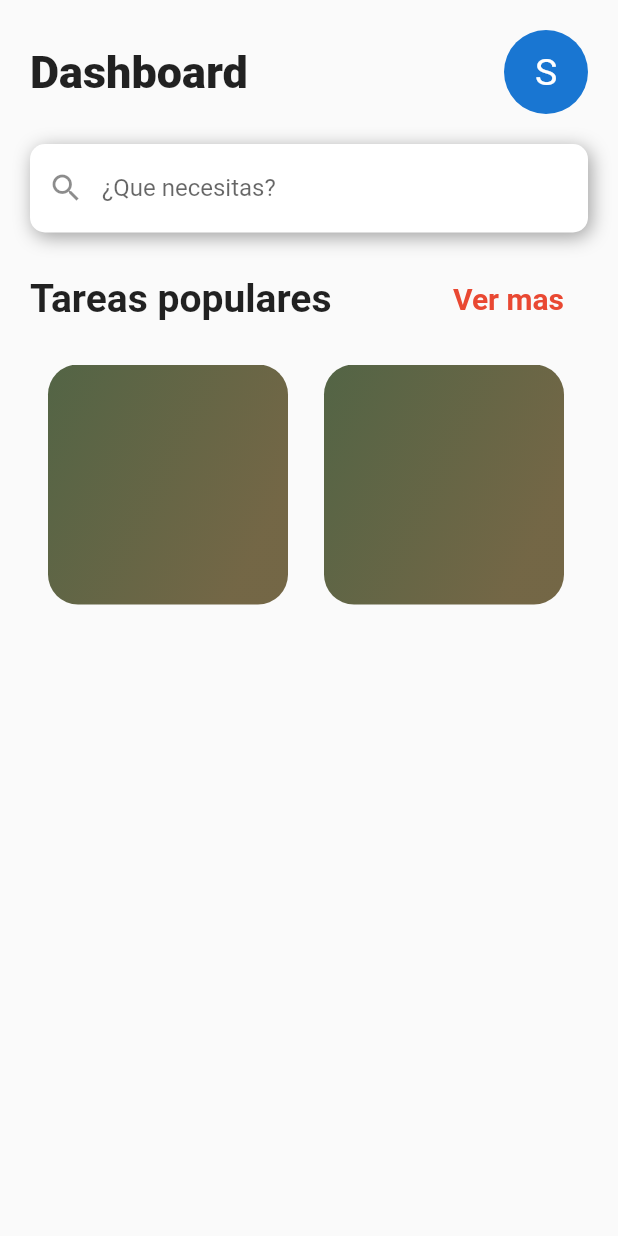
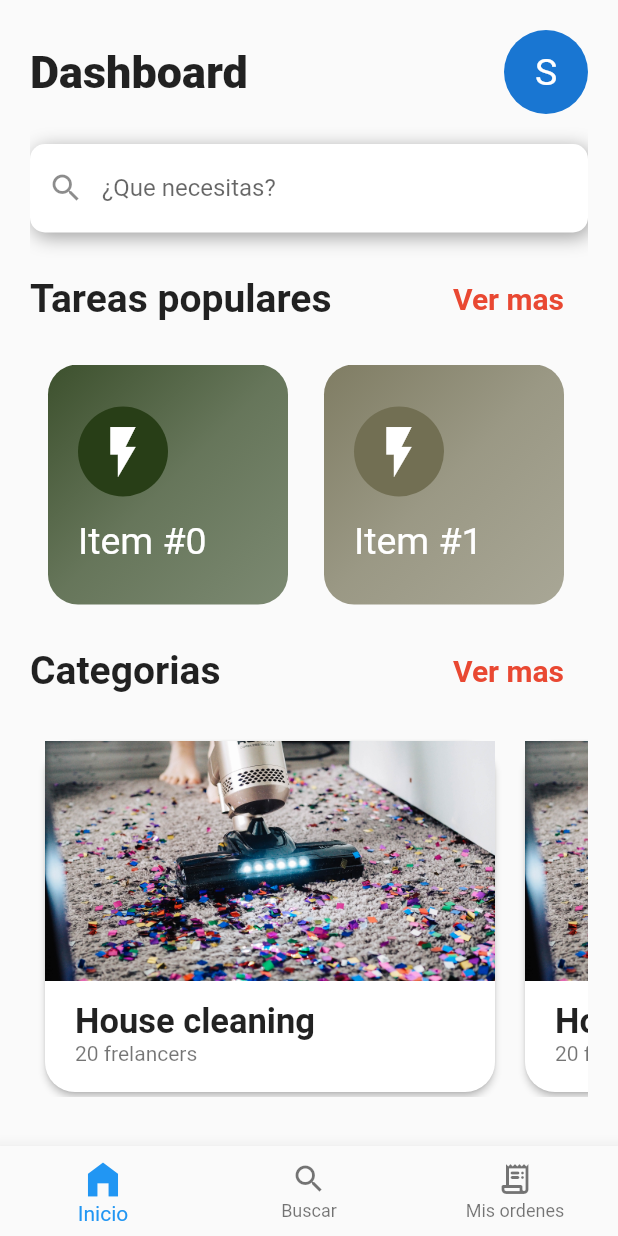
Before and after one commit to nestorsgarzonc/Data-structures-project, a Flutter app: the HomePage screen opened by its route, after a tap on "Ver mas", on a phone screen of 412 x 824 dp. Run offline on Flutter 3.47's test engine with Material 2 defaults, Android fonts, the phone set to English and light mode, and no system bars; our stand-ins replace animate_do, animated_text_kit, firebase_analytics, firebase_core, font_awesome_flutter; accounts and stored records are empty.

Commit message:
finished home page

```diff
--- a/lib/main.dart
+++ b/lib/main.dart
@@ -25,6 +25,10 @@ class MyApp extends StatelessWidget {
                 theme: ThemeData.light().copyWith(
                   primaryColor: const Color(0xFFE94832),
                   buttonColor: const Color(0xFFE94832),
+                  bottomNavigationBarTheme: const BottomNavigationBarThemeData(
+                    elevation: 10,
+                    selectedIconTheme: IconThemeData(size: 30)
+                  ),
                 ),
                 initialRoute: InitialPage.route,
                 routes: {
@@ -35,6 +39,7 @@ class MyApp extends StatelessWidget {
                 },
               )
             : const CircularProgressIndicator();
-        });
+      },
+    );
   }
 }
--- /dev/null
+++ b/lib/providers/index_homepage_provider.dart
@@ -0,0 +1,12 @@
+import 'package:flutter/material.dart';
+
+class IndexHomePage extends ChangeNotifier {
+  int _index = 0;
+
+  int get index => _index;
+
+  set index(int i) {
+    _index = i;
+    notifyListeners();
+  }
+}
--- a/lib/screens/home/home_page.dart
+++ b/lib/screens/home/home_page.dart
@@ -1,13 +1,18 @@
 import 'dart:math';
-
 import 'package:flutter/material.dart';
+import '../../widgets/categories_card_widget.dart';
+import '../../widgets/freelancer_miniphoto_widget.dart';
+import '../../widgets/popular_task_card_widget.dart';
+import '../../widgets/title_categories_widget.dart';
 
 class HomePage extends StatelessWidget {
-  static const String route = 'homePAge';
+  static const String route = 'homePage';
+  final random = Random();
 
   @override
   Widget build(BuildContext context) {
     return Scaffold(
+      bottomNavigationBar: const _CustomNavigationBarWidget(),
       body: SafeArea(
         child: Padding(
           padding: const EdgeInsets.all(20),
@@ -49,10 +54,7 @@ class HomePage extends StatelessWidget {
                 ),
               ),
               const SizedBox(height: 20),
-            TitleCategoriesWidget(
-              title: 'Tareas populares',
-              onPress: () {},
-            ),
+              TitleCategoriesWidget(title: 'Tareas populares', onPress: () {}),
               Container(
                 margin: const EdgeInsets.symmetric(vertical: 20),
                 height: 160,
@@ -60,69 +62,73 @@ class HomePage extends StatelessWidget {
                   scrollDirection: Axis.horizontal,
                   physics: const BouncingScrollPhysics(),
                   itemCount: 20,
-                itemBuilder: (context, index) {
-                  final random = Random();
-                  return Container(
-                    width: 160,
-                    margin: const EdgeInsets.symmetric(horizontal: 12),
-                    decoration: BoxDecoration(
-                      borderRadius: BorderRadius.circular(20),
-                      gradient: LinearGradient(
-                        colors: [
-                          Color.fromRGBO(
+                  itemBuilder: (context, index) => PopularTaskWidget(
+                    onTap: () {},
+                    text: 'Item #$index',
+                    color: Color.fromRGBO(
                       random.nextInt(255),
                       random.nextInt(255),
                       random.nextInt(255),
-                            random.nextDouble(),
-                          ),
-                          Color.fromRGBO(
-                            random.nextInt(255),
-                            random.nextInt(255),
-                            random.nextInt(255),
-                            random.nextDouble(),
-                          ),
-                        ],
-                        begin: Alignment.topLeft,
+                      1,
                     ),
                   ),
-                  );
-                },
+                ),
+              ),
+              TitleCategoriesWidget(title: 'Categorias', onPress: () {}),
+              Container(
+                margin: const EdgeInsets.symmetric(vertical: 20),
+                height: 240,
+                child: ListView.builder(
+                  scrollDirection: Axis.horizontal,
+                  physics: const BouncingScrollPhysics(),
+                  itemCount: 20,
+                  itemBuilder: (context, index) => CategoriesWidget(
+                    frelancersCounter: 20,
+                    name: 'House cleaning',
+                    onTap: () {},
+                  ),
+                ),
+              ),
+              TitleCategoriesWidget(title: 'Freelancers', onPress: () {}),
+              Container(
+                margin: const EdgeInsets.symmetric(vertical: 20),
+                height: 100,
+                child: ListView.builder(
+                  scrollDirection: Axis.horizontal,
+                  physics: const BouncingScrollPhysics(),
+                  itemCount: 20,
+                  itemBuilder: (context, index) =>
+                      const FreelancerMiniPhotoWidget(),
                 ),
               ),
             ],
           ),
         ),
-    ));
+      ),
+    );
   }
 }
 
-class TitleCategoriesWidget extends StatelessWidget {
-  final String title;
-  final Function onPress;
-
-  const TitleCategoriesWidget({
+class _CustomNavigationBarWidget extends StatelessWidget {
+  const _CustomNavigationBarWidget({
     Key key,
-    @required this.title,
-    @required this.onPress,
   }) : super(key: key);
 
   @override
   Widget build(BuildContext context) {
-    return Row(
-      mainAxisAlignment: MainAxisAlignment.spaceBetween,
-      children: [
-        Text(title,
-            style: const TextStyle(fontSize: 26, fontWeight: FontWeight.bold)),
-        FlatButton(
-          onPressed: () => onPress(),
-          child: Text(
-            'Ver mas',
-            style: TextStyle(
-              color: Theme.of(context).primaryColor,
-              fontWeight: FontWeight.bold,
-              fontSize: 20,
+    return BottomNavigationBar(
+      items: const [
+        BottomNavigationBarItem(
+          icon: Icon(Icons.home_filled),
+          label: 'Inicio',
         ),
+        BottomNavigationBarItem(
+          icon: Icon(Icons.search_sharp),
+          label: 'Buscar',
         ),
+        BottomNavigationBarItem(
+          icon: Icon(Icons.receipt_long_rounded),
+          label: 'Mis ordenes',
         ),
       ],
     );
--- /dev/null
+++ b/lib/widgets/categories_card_widget.dart
@@ -0,0 +1,70 @@
+import 'package:flutter/material.dart';
+
+class CategoriesWidget extends StatelessWidget {
+  final Function onTap;
+  final String name;
+  final int frelancersCounter;
+  final String imageUrl;
+  const CategoriesWidget({
+    Key key,
+    @required this.onTap,
+    @required this.name,
+    @required this.frelancersCounter,
+    this.imageUrl = 'assets/img/categories_cleaning.jpg',
+  }) : super(key: key);
+
+  @override
+  Widget build(BuildContext context) {
+    return InkWell(
+      onTap: () => onTap(),
+      child: Card(
+        margin: const EdgeInsets.symmetric(
+          horizontal: 10,
+          vertical: 3,
+        ),
+        shape: RoundedRectangleBorder(
+          borderRadius: BorderRadius.circular(20),
+        ),
+        elevation: 2,
+        child: SizedBox(
+          width: 300,
+          child: Column(
+            crossAxisAlignment: CrossAxisAlignment.start,
+            children: [
+              Image.asset(
+                imageUrl,
+                fit: BoxFit.cover,
+                alignment: Alignment.topCenter,
+                height: 160,
+                width: 300,
+              ),
+              Container(
+                padding: const EdgeInsets.symmetric(horizontal: 20),
+                alignment: Alignment.centerLeft,
+                height: 70,
+                child: Column(
+                  mainAxisAlignment: MainAxisAlignment.spaceAround,
+                  crossAxisAlignment: CrossAxisAlignment.start,
+                  mainAxisSize: MainAxisSize.min,
+                  children: [
+                    Text(
+                      name,
+                      style: const TextStyle(
+                        fontWeight: FontWeight.bold,
+                        fontSize: 23,
+                      ),
+                    ),
+                    Text(
+                      '$frelancersCounter frelancers',
+                      style: const TextStyle(color: Colors.black54),
+                    ),
+                  ],
+                ),
+              )
+            ],
+          ),
+        ),
+      ),
+    );
+  }
+}
--- /dev/null
+++ b/lib/widgets/freelancer_miniphoto_widget.dart
@@ -0,0 +1,25 @@
+import 'package:flutter/material.dart';
+
+class FreelancerMiniPhotoWidget extends StatelessWidget {
+  //TODO: Add photo url
+  const FreelancerMiniPhotoWidget({
+    Key key,
+  }) : super(key: key);
+
+  @override
+  Widget build(BuildContext context) {
+    return Container(
+      margin: const EdgeInsets.symmetric(horizontal: 10),
+      width: 100,
+      decoration: BoxDecoration(
+        borderRadius: BorderRadius.circular(10),
+        color: Colors.lightBlue,
+      ),
+      child: const Icon(
+        Icons.person_pin,
+        size: 50,
+        color: Colors.white,
+      ),
+    );
+  }
+}
--- /dev/null
+++ b/lib/widgets/popular_task_card_widget.dart
@@ -0,0 +1,53 @@
+import 'package:flutter/material.dart';
+
+class PopularTaskWidget extends StatelessWidget {
+  final Color color;
+  final String text;
+  final Function onTap;
+  const PopularTaskWidget({
+    Key key,
+    @required this.color,
+    @required this.text,
+    @required this.onTap,
+  }) : super(key: key);
+
+  @override
+  Widget build(BuildContext context) {
+    return InkWell(
+      onTap: () {},
+      child: Container(
+        padding: const EdgeInsets.all(20),
+        width: 160,
+        margin: const EdgeInsets.symmetric(horizontal: 12),
+        decoration: BoxDecoration(
+          borderRadius: BorderRadius.circular(20),
+          gradient: LinearGradient(
+            colors: [
+              color.withOpacity(0.9),
+              color.withOpacity(0.7),
+              color.withOpacity(0.6),
+            ],
+            begin: Alignment.topLeft,
+            end: Alignment.bottomRight,
+          ),
+        ),
+        child: Column(
+          crossAxisAlignment: CrossAxisAlignment.start,
+          mainAxisAlignment: MainAxisAlignment.center,
+          children: [
+            CircleAvatar(
+              radius: 30,
+              backgroundColor: color,
+              child: const Icon(Icons.flash_on, color: Colors.white, size: 40),
+            ),
+            const SizedBox(height: 15),
+            Text(
+              text,
+              style: const TextStyle(color: Colors.white, fontSize: 25),
+            ),
+          ],
+        ),
+      ),
+    );
+  }
+}
--- /dev/null
+++ b/lib/widgets/title_categories_widget.dart
@@ -0,0 +1,34 @@
+import 'package:flutter/material.dart';
+
+class TitleCategoriesWidget extends StatelessWidget {
+  final String title;
+  final Function onPress;
+
+  const TitleCategoriesWidget({
+    Key key,
+    @required this.title,
+    @required this.onPress,
+  }) : super(key: key);
+
+  @override
+  Widget build(BuildContext context) {
+    return Row(
+      mainAxisAlignment: MainAxisAlignment.spaceBetween,
+      children: [
+        Text(title,
+            style: const TextStyle(fontSize: 26, fontWeight: FontWeight.bold)),
+        FlatButton(
+          onPressed: () => onPress(),
+          child: Text(
+            'Ver mas',
+            style: TextStyle(
+              color: Theme.of(context).primaryColor,
+              fontWeight: FontWeight.bold,
+              fontSize: 20,
+            ),
+          ),
+        ),
+      ],
+    );
+  }
+}
```
Also changed, not shown: assets/img/categories_cleaning.jpg (added). Lines whose indentation alone changed are shown as unchanged.
